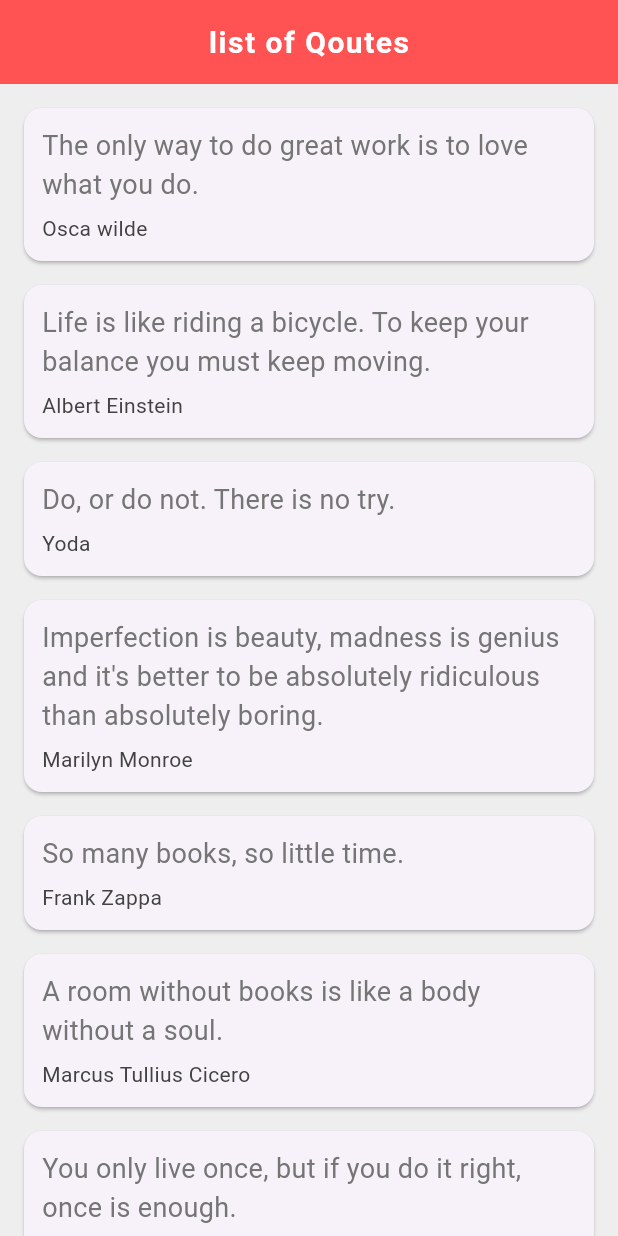
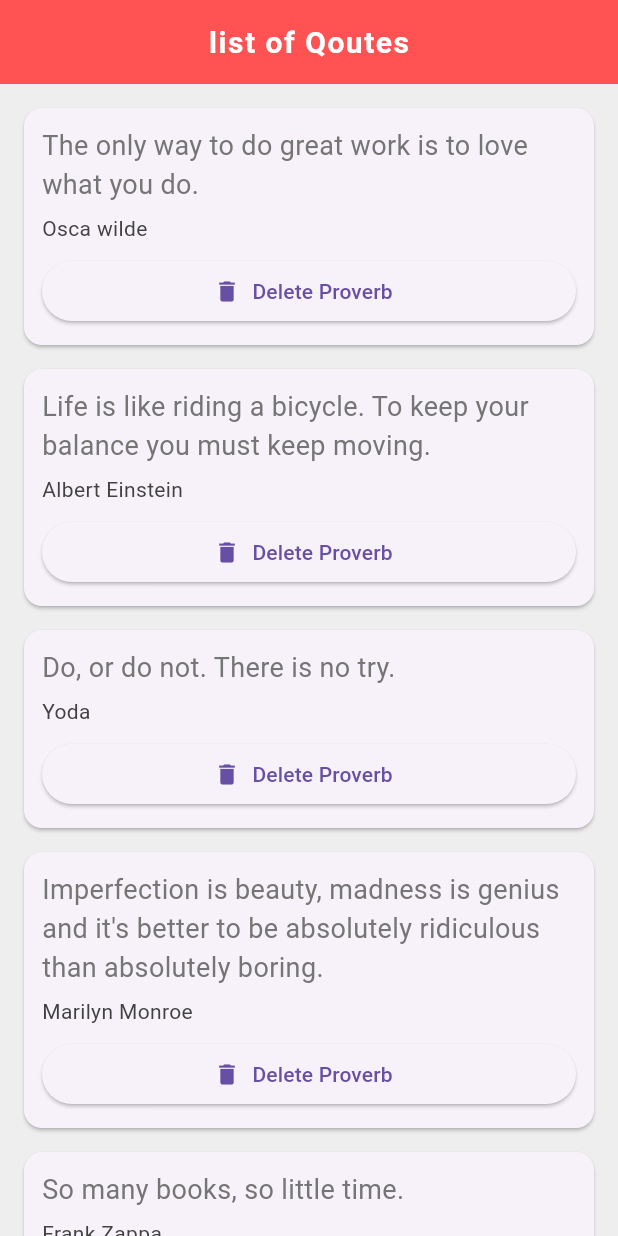
Before and after one commit to AhmedMujtaba999/mini_flut_proj, a Flutter app: the screen it shows after launch, on a phone screen of 412 x 824 dp. Run offline on Flutter 3.47's test engine with Material 3 defaults, Android fonts, the phone set to English and light mode, and no system bars; Roboto replaces fonts that are missing (Arial).

Commit message:
function passing arguments and difference between voidCallBack function and normal Function

```diff
--- a/lib/main.dart
+++ b/lib/main.dart
@@ -1,5 +1,6 @@
 import 'package:flutter/material.dart';
 import 'quote.dart';
+import 'quote_card.dart';
 
 void main() {
   runApp(MaterialApp(debugShowCheckedModeBanner: false, home: DataList()));
@@ -32,34 +33,23 @@ class _DataListState extends State<DataList> {
       author: 'Marcus Tullius Cicero',
       text: 'A room without books is like a body without a soul.',
     ),
-    Quote(author: 'Mae West', text: 'You only live once, but if you do it right, once is enough.'),
-    Quote(author: 'Mae West', text: 'You only live once, but if you do it right, once is enough.'),
-    Quote(author: 'charlie Chaplin', text: 'A day without laughter is a day wasted.'),
-    Quote(author: 'Mark Twain', text: 'The secret of getting ahead is getting started.')
+    Quote(
+      author: 'Mae West',
+      text: 'You only live once, but if you do it right, once is enough.',
+    ),
+    Quote(
+      author: 'Mae West',
+      text: 'You only live once, but if you do it right, once is enough.',
+    ),
+    Quote(
+      author: 'charlie Chaplin',
+      text: 'A day without laughter is a day wasted.',
+    ),
+    Quote(
+      author: 'Mark Twain',
+      text: 'The secret of getting ahead is getting started.',
+    ),
   ];
-
-  Widget quoteTemplate(quote) {
-    return Card(
-      margin: EdgeInsets.fromLTRB(16.0, 16.0, 16.0, 0.0),
-      child: Padding(
-        padding: const EdgeInsets.all(12.0),
-        child: Column(
-          crossAxisAlignment: CrossAxisAlignment.stretch,
-          children: <Widget>[
-            Text(
-              quote.text,
-              style: TextStyle(fontSize: 18.0, color: Colors.grey[600]),
-            ),
-            SizedBox(height: 6.0),
-            Text(
-              quote.author,
-              style: TextStyle(fontSize: 14.0, color: Colors.grey[800]),
-            ),
-          ],
-        ),
-      ),
-    );
-  }
 
   @override
   Widget build(BuildContext context) {
@@ -82,7 +72,15 @@ class _DataListState extends State<DataList> {
       body: SingleChildScrollView(
         child: Column(
           children: qoutes.map((quote) {
-            return quoteTemplate(quote);
+            return Quotecard(
+              quote: quote,
+              delete: (){
+                setState(() {
+                  qoutes.remove(quote);
+                });
+              }
+
+            );
           }).toList(),
         ),
       ),
--- /dev/null
+++ b/lib/quote_card.dart
@@ -0,0 +1,45 @@
+import 'package:flutter/material.dart';
+import 'quote.dart';
+
+
+class Quotecard extends StatelessWidget {
+  // const Quotecard({
+  //   super.key,
+  //   required this.quote,
+  // });
+
+  // final dynamic quote;
+  final Quote quote;
+  final VoidCallback delete;
+  Quotecard({ required this.quote,required this.delete});
+
+  @override
+  Widget build(BuildContext context) {
+    return Card(
+      margin: EdgeInsets.fromLTRB(16.0, 16.0, 16.0, 0.0),
+      child: Padding(
+        padding: const EdgeInsets.all(12.0),
+        child: Column(
+          crossAxisAlignment: CrossAxisAlignment.stretch,
+          children: <Widget>[
+            Text(
+              quote.text,
+              style: TextStyle(fontSize: 18.0, color: Colors.grey[600]),
+            ),
+            SizedBox(height: 6.0),
+            Text(
+              quote.author,
+              style: TextStyle(fontSize: 14.0, color: Colors.grey[800]),
+            ),
+            SizedBox(height: 8.0),
+            ElevatedButton.icon(
+              onPressed: delete,
+              icon: Icon(Icons.delete),
+              label: Text("Delete Proverb"),
+            ),
+          ],
+        ),
+      ),
+    );
+  }
+}
```
